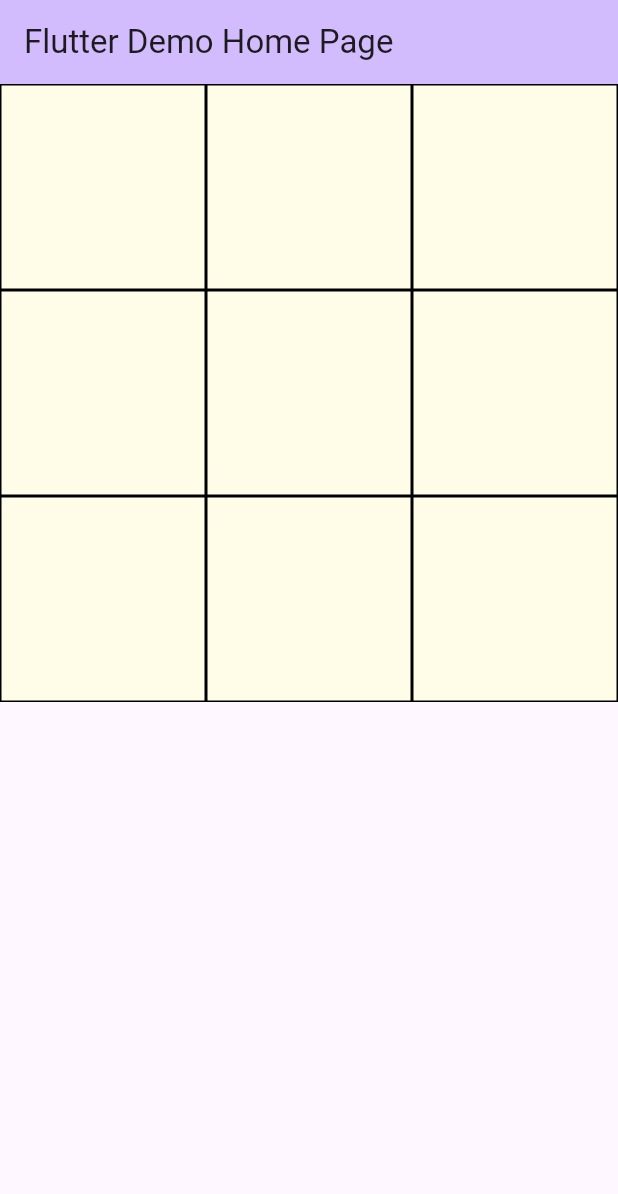
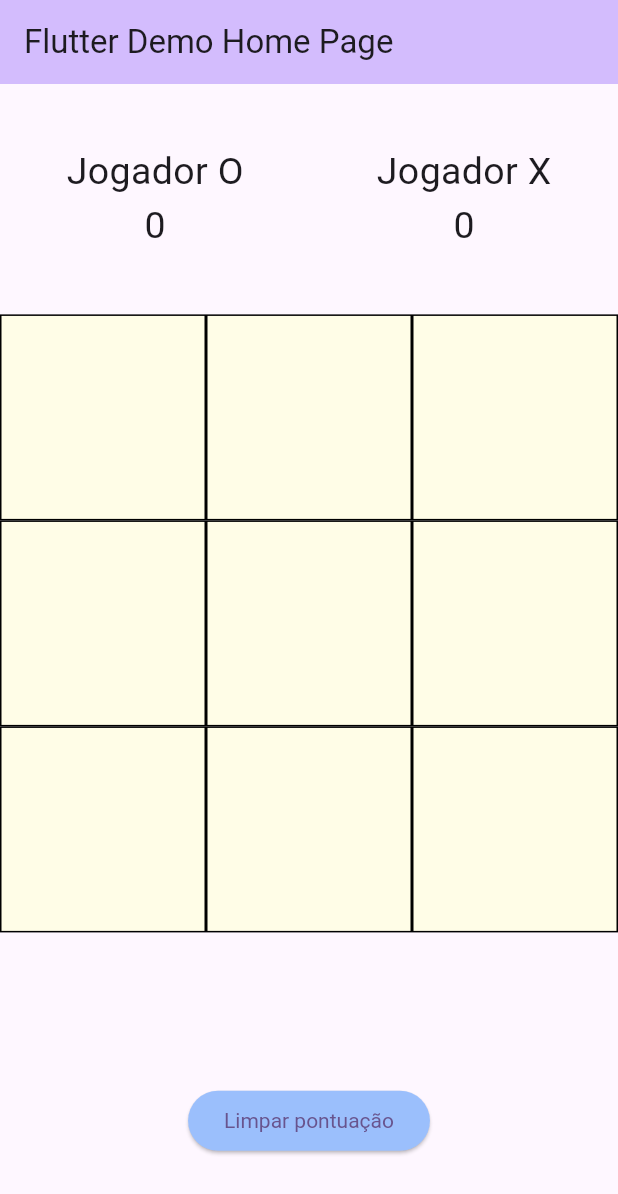
Before and after one commit to mHelenaR/jogo_velha, a Flutter app: the screen it shows after launch, on a phone screen of 412 x 824 dp. Shown: the top 1194 px of the screen. Run offline on Flutter 3.47's test engine with Material 3 defaults, Android fonts, the phone set to English and light mode, and no system bars.

Commit message:
Codificação lógina finalizada

```diff
--- a/lib/main.dart
+++ b/lib/main.dart
@@ -52,8 +52,48 @@ class _MyHomePageState extends State<MyHomePage> {
       ),
       body: Column(
         crossAxisAlignment: CrossAxisAlignment.center,
-        mainAxisAlignment: MainAxisAlignment.center,
+        mainAxisAlignment: MainAxisAlignment.spaceAround,
         children: <Widget>[
+          Expanded(
+            child: Row(
+              crossAxisAlignment: CrossAxisAlignment.center,
+              mainAxisAlignment: MainAxisAlignment.spaceAround,
+              children: [
+                Padding(
+                  padding: const EdgeInsets.all(10.0),
+                  child: Column(
+                    mainAxisAlignment: MainAxisAlignment.center,
+                    children: [
+                      const Text(
+                        "Jogador O",
+                        style: TextStyle(fontSize: 25),
+                      ),
+                      Text(
+                        oPont.toString(),
+                        style: const TextStyle(fontSize: 25),
+                      ),
+                    ],
+                  ),
+                ),
+                Padding(
+                  padding: const EdgeInsets.all(10.0),
+                  child: Column(
+                    mainAxisAlignment: MainAxisAlignment.center,
+                    children: [
+                      const Text(
+                        "Jogador X",
+                        style: TextStyle(fontSize: 25),
+                      ),
+                      Text(
+                        xPont.toString(),
+                        style: const TextStyle(fontSize: 25),
+                      ),
+                    ],
+                  ),
+                ),
+              ],
+            ),
+          ),
           Expanded(
             flex: 3,
             child: GridView.builder(
@@ -61,8 +101,6 @@ class _MyHomePageState extends State<MyHomePage> {
               gridDelegate: const SliverGridDelegateWithFixedCrossAxisCount(
                   crossAxisCount: 3),
               itemBuilder: (context, index) {
-                int linha = index ~/ 3;
-                int coluna = index % 3;
                 return GestureDetector(
                   onTap: () => _clicado(index),
                   child: Container(
@@ -82,55 +120,22 @@ class _MyHomePageState extends State<MyHomePage> {
               },
             ),
           ),
-          // Container(
-          //   color: Colors.amber,
-          //   height: 150,
-          //   child: Row(
-          //     mainAxisSize: MainAxisSize.max,
-          //     crossAxisAlignment: CrossAxisAlignment.stretch,
-          //     children: [
-          //       Flexible(
-          //         child: GestureDetector(
-          //           child: Container(
-          //             width: double.infinity,
-          //             color: Colors.yellow,
-          //             child: Center(child: Text(letra)),
-          //           ),
-          //           onTap: () {
-          //             if (letra == 'N') {
-          //               setState(() {
-          //                 letra = 'O';
-          //               });
-          //             }
-          //             print(1);
-          //           },
-          //         ),
-          //       ),
-          //       Flexible(
-          //         child: GestureDetector(
-          //           child: Container(
-          //             width: double.infinity,
-          //             color: Colors.blue,
-          //           ),
-          //           onTap: () {
-          //             print(2);
-          //           },
-          //         ),
-          //       ),
-          //       Flexible(
-          //         child: GestureDetector(
-          //           child: Container(
-          //             width: double.infinity,
-          //             color: Colors.red,
-          //           ),
-          //           onTap: () {
-          //             print(3);
-          //           },
-          //         ),
-          //       ),
-          //     ],
-          //   ),
-          // ),
+          Expanded(
+            child: Row(
+              mainAxisAlignment: MainAxisAlignment.center,
+              children: <Widget>[
+                ElevatedButton(
+                  style: const ButtonStyle(
+                      backgroundColor: MaterialStatePropertyAll(
+                          Color.fromARGB(255, 155, 191, 252)),
+                      textStyle: MaterialStatePropertyAll(
+                          TextStyle(color: Colors.black))),
+                  onPressed: () => _limparPontuacao(),
+                  child: const Text("Limpar pontuação"),
+                ),
+              ],
+            ),
+          )
         ],
       ),
     );
@@ -201,6 +206,8 @@ class _MyHomePageState extends State<MyHomePage> {
         listGrade[2] == listGrade[6] &&
         listGrade[2] != '') {
       _dialogVencedor(listGrade[2]);
+    } else if (filledBoxes == 9) {
+      _limpar();
     }
   }
 
@@ -210,7 +217,7 @@ class _MyHomePageState extends State<MyHomePage> {
       context: context,
       builder: (context) {
         return AlertDialog(
-          title: Text("\"" + vencedor + "\" É O VENCEDOR!!!"),
+          title: Text("\"" "$vencedor" "\" é o vencedor!!!"),
           actions: [
             ElevatedButton(
               onPressed: () {
@@ -230,13 +237,13 @@ class _MyHomePageState extends State<MyHomePage> {
     }
   }
 
-  void _limpar(String vencedor) {
+  void _limpar() {
     showDialog(
       barrierDismissible: false,
       context: context,
       builder: (context) {
         return AlertDialog(
-          title: const Text("Limpar"),
+          title: const Text("Fim de Jogo"),
           actions: [
             ElevatedButton(
               onPressed: () {
@@ -249,11 +256,6 @@ class _MyHomePageState extends State<MyHomePage> {
         );
       },
     );
-    if (vencedor == 'O') {
-      oPont++;
-    } else {
-      xPont++;
-    }
   }
 
   void _limparGrid() {
```
